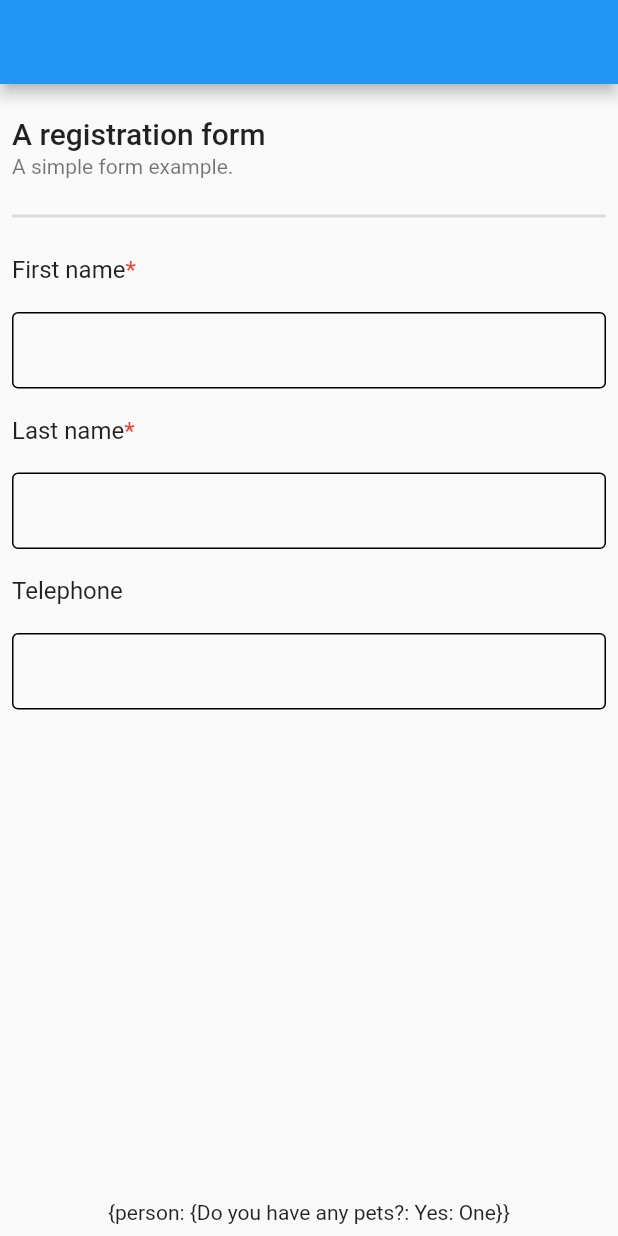
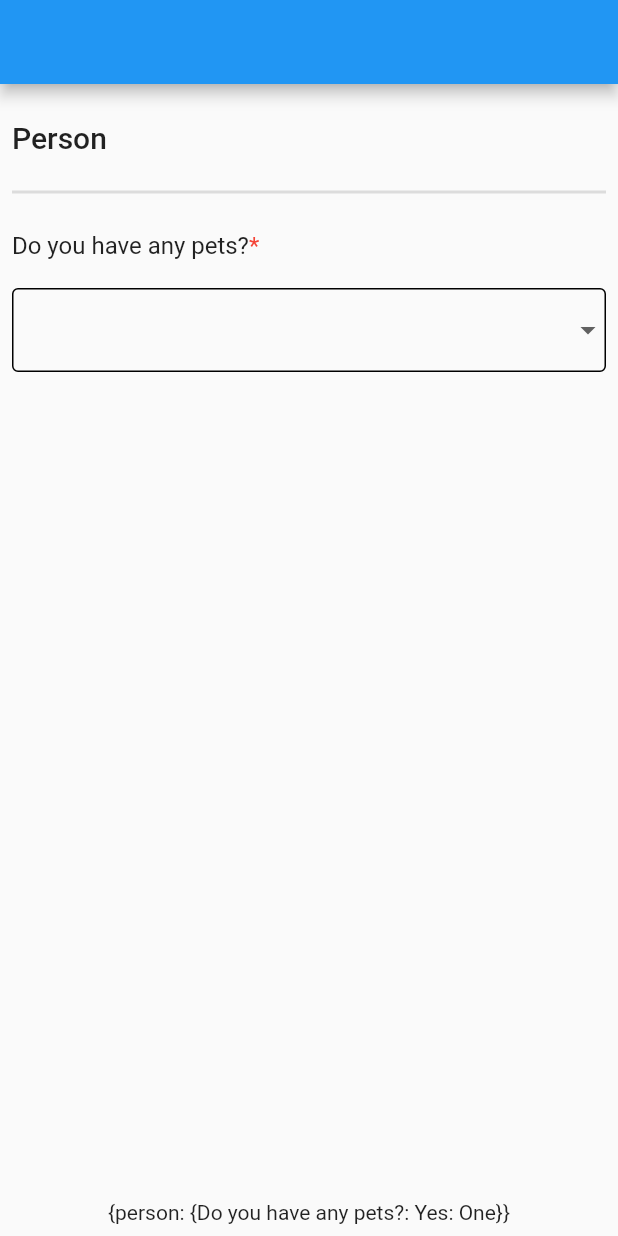
Before and after one commit to aTNa-Lab/atna_json_schema_form, a Flutter app: the screen it shows after launch, on a phone screen of 412 x 824 dp. Run offline on Flutter 3.47's test engine with Material 2 defaults, Android fonts, the phone set to English and light mode, and no system bars; our stand-ins replace bloc, equatable, flutter_bloc.

```diff
--- a/lib/main.dart
+++ b/lib/main.dart
@@ -37,27 +37,65 @@ class _HomePageState extends State<HomePage> {
   @override
   void initState() {
     schema = {
-      "title": "A registration form",
-      "description": "A simple form example.",
+      "title": "Person",
       "type": "object",
+      "properties": {
+        "Do you have any pets?": {
+          "type": "string",
+          "enum": [
+            "No",
+            "Yes: One",
+            "Yes: More than one"
+          ],
+          "default": "No"
+        }
+      },
       "required": [
-        "firstName",
-        "lastName"
+        "Do you have any pets?"
       ],
-      "properties": {
-        "firstName": {
-          "type": "string",
-          "title": "First name",
-          "default": "Chuck"
-        },
-        "lastName": {
-          "type": "string",
-          "title": "Last name"
-        },
-        "telephone": {
-          "type": "string",
-          "title": "Telephone",
-          "minLength": 10
+      "dependencies": {
+        "Do you have any pets?": {
+          "oneOf": [
+            {
+              "properties": {
+                "Do you have any pets?": {
+                  "enum": [
+                    "No"
+                  ]
+                }
+              }
+            },
+            {
+              "properties": {
+                "Do you have any pets?": {
+                  "enum": [
+                    "Yes: One"
+                  ]
+                },
+                "How old is your pet?": {
+                  "type": "number"
+                }
+              },
+              "required": [
+                "How old is your pet?"
+              ]
+            },
+            {
+              "properties": {
+                "Do you have any pets?": {
+                  "enum": [
+                    "Yes: More than one"
+                  ]
+                },
+                "Do you want to get rid of any?": {
+                  "type": "boolean"
+                }
+              },
+              "required": [
+                "Do you want to get rid of any?"
+              ]
+            }
+          ]
         }
       }
     };
--- a/packages/flutter_json_schema_form/lib/src/fields/number_field/number_field.dart
+++ b/packages/flutter_json_schema_form/lib/src/fields/number_field/number_field.dart
@@ -61,7 +61,6 @@ class _NumberFieldState extends State<NumberField> {
             return NumberWidget<double>(
               value: value,
               onChange: (newValue) {
-                print(newValue);
                 onChange(context, newValue);
               },
             );
--- a/packages/flutter_json_schema_form/lib/src/widgets/number_widget.dart
+++ b/packages/flutter_json_schema_form/lib/src/widgets/number_widget.dart
@@ -4,7 +4,7 @@ import 'package:flutter/services.dart';
 import '../helpers/helpers.dart';
 
 class NumberWidget<T> extends StatelessWidget {
-  final String? value;
+  final int? value;
   final WidgetOnChangeCallback<T> onChange;
 
   const NumberWidget({
@@ -16,7 +16,7 @@ class NumberWidget<T> extends StatelessWidget {
   @override
   Widget build(BuildContext context) {
     return TextFormField(
-      initialValue: value,
+      initialValue: value != null ? value.toString() : '',
       decoration: decoration,
       keyboardType: TextInputType.number,
       inputFormatters: [FilteringTextInputFormatter.digitsOnly],
```
